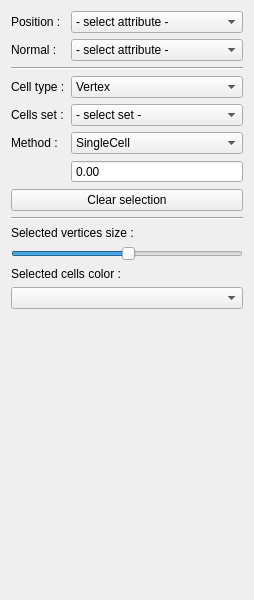
Qt form schnapps/plugins/selection/selection.ui (cgogn/SCHNApps) before a commit.
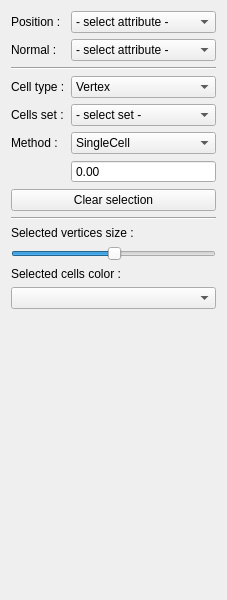
The same form after that commit. Custom widgets are drawn as their Qt base class.

The edit to the form file:
```diff
--- a/schnapps/plugins/selection/selection.ui
+++ b/schnapps/plugins/selection/selection.ui
@@ -7,7 +7,7 @@
    <rect>
     <x>0</x>
     <y>0</y>
-    <width>254</width>
+    <width>227</width>
     <height>600</height>
    </rect>
   </property>
```
Left out of the diff: 22 changed lines with no effect on the pictures.
